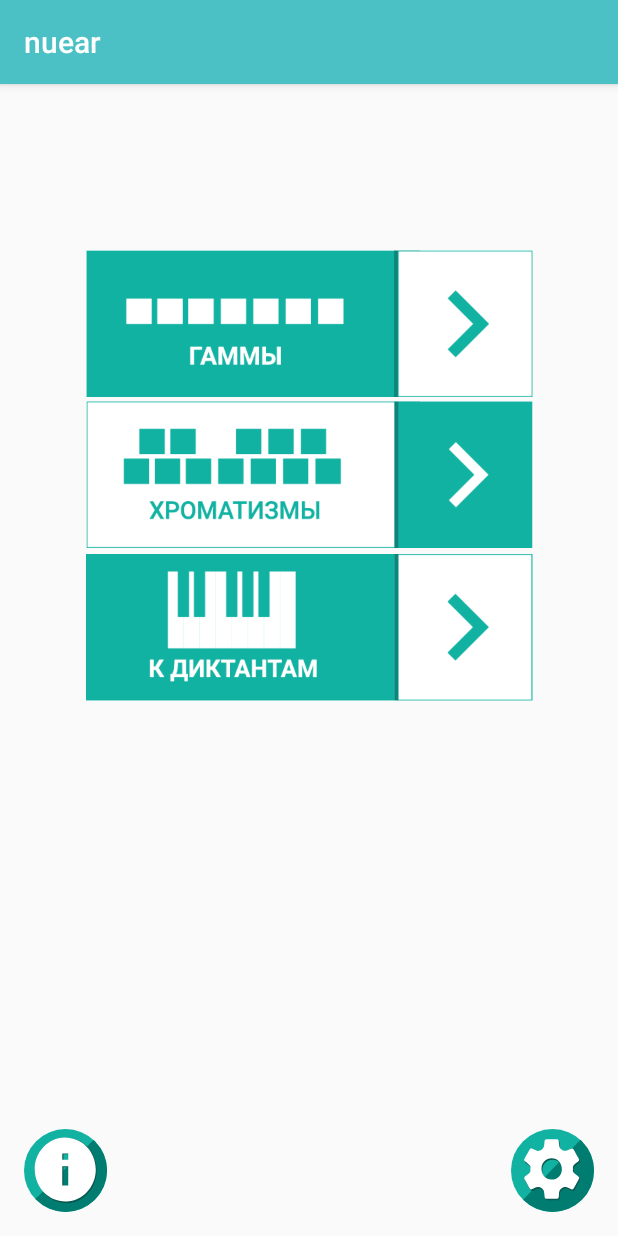
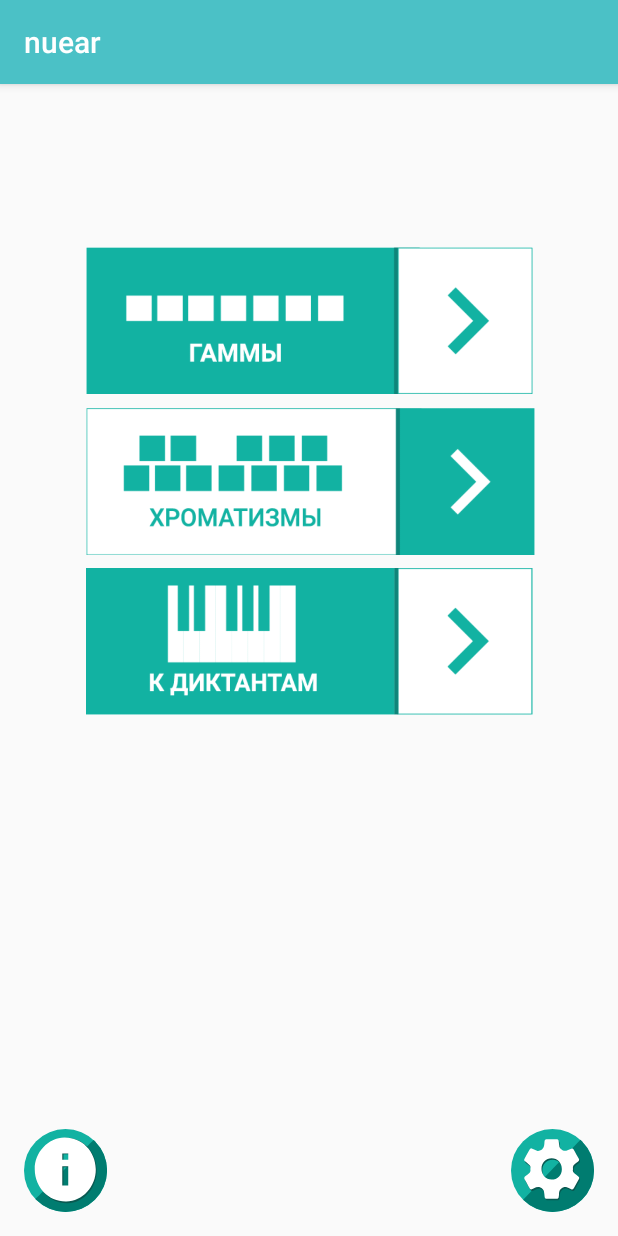
Before and after one commit to coldfeld/nuear, an Android app: the screen it shows after launch (MainActivity), on a phone screen of 412 x 824 dp. Run offline under Robolectric (Android 15) with nearby library versions, the phone set to English and light mode, and no system bars.

Commit message:
main scr buttons

```diff
--- a/app/build.gradle
+++ b/app/build.gradle
@@ -21,7 +21,7 @@ android {
 
 dependencies {
     implementation fileTree(dir: 'libs', include: ['*.jar'])
-    implementation 'com.android.support:appcompat-v7:28.0.0-alpha3'
+    implementation 'com.android.support:appcompat-v7:28.0.0-beta01'
     implementation 'com.android.support.constraint:constraint-layout:1.1.2'
     testImplementation 'junit:junit:4.12'
     androidTestImplementation 'com.android.support.test:runner:1.0.2'
--- a/app/src/main/java/com/kero/nuear/MainActivity.java
+++ b/app/src/main/java/com/kero/nuear/MainActivity.java
@@ -2,12 +2,66 @@ package com.kero.nuear;
 
 import android.support.v7.app.AppCompatActivity;
 import android.os.Bundle;
+import android.view.View;
+import android.widget.Button;
+import android.widget.ImageButton;
+
+import java.util.Set;
 
 public class MainActivity extends AppCompatActivity {
+
+    ImageButton scales_btn, chroms_btn, solfa_btn, setting_btn, info_btn;
 
     @Override
     protected void onCreate(Bundle savedInstanceState) {
         super.onCreate(savedInstanceState);
         setContentView(R.layout.activity_main);
+        //----------------//
+        scales_btn = (ImageButton)findViewById(R.id.scales_button);
+        chroms_btn = (ImageButton)findViewById(R.id.chrom_button);
+        solfa_btn = (ImageButton)findViewById(R.id.solfa_button);
+        setting_btn = (ImageButton)findViewById(R.id.settings_button);
+        info_btn = (ImageButton)findViewById(R.id.info_button);
+        //----------------//
+        View.OnClickListener ScalesBtnOk = new View.OnClickListener() {
+            @Override
+            public void onClick(View v) {
+                // todo
+            }
+        };
+        View.OnClickListener ChromBtnOk = new View.OnClickListener() {
+            @Override
+            public void onClick(View v) {
+                // todo
+
+            }
+        };
+        View.OnClickListener SolfaBtnOk = new View.OnClickListener() {
+            @Override
+            public void onClick(View v) {
+                // todo
+            }
+        };
+        View.OnClickListener SettingBtnOk = new View.OnClickListener() {
+            @Override
+            public void onClick(View v) {
+                // todo
+
+            }
+        };
+        View.OnClickListener InfoBtnOk = new View.OnClickListener() {
+            @Override
+            public void onClick(View v) {
+                //todo
+
+            }
+        };
+
+        //-----------------//
+        scales_btn.setOnClickListener(ScalesBtnOk);
+        chroms_btn.setOnClickListener(ChromBtnOk);
+        solfa_btn.setOnClickListener(SolfaBtnOk);
+        setting_btn.setOnClickListener(SettingBtnOk);
+        info_btn.setOnClickListener(InfoBtnOk);
     }
 }
--- a/app/src/main/res/layout/activity_main.xml
+++ b/app/src/main/res/layout/activity_main.xml
@@ -7,64 +7,71 @@
     tools:context=".MainActivity">
 
     <ImageButton
-        android:id="@+id/imageButton11"
+        android:id="@+id/solfa_button"
         android:layout_width="298dp"
         android:layout_height="98dp"
         android:layout_marginEnd="8dp"
         android:layout_marginStart="8dp"
-        android:layout_marginTop="4dp"
+        android:layout_marginTop="8dp"
         android:background="@android:color/transparent"
+        android:contentDescription="@string/solfa"
         android:scaleType="fitCenter"
         app:layout_constraintEnd_toEndOf="parent"
         app:layout_constraintStart_toStartOf="parent"
-        app:layout_constraintTop_toBottomOf="@+id/imageButton2"
+        app:layout_constraintTop_toBottomOf="@+id/chrom_button"
         app:srcCompat="@drawable/dictdark" />
 
     <ImageButton
-        android:id="@+id/imageButton2"
-        android:layout_width="311dp"
-        android:layout_height="98dp"
+        android:id="@+id/chrom_button"
+        android:layout_width="299dp"
+        android:layout_height="99dp"
         android:layout_marginEnd="8dp"
         android:layout_marginStart="8dp"
+        android:layout_marginTop="8dp"
         android:background="@android:color/transparent"
+        android:contentDescription="@string/chromatism"
         android:scaleType="fitCenter"
         app:layout_constraintEnd_toEndOf="parent"
+        app:layout_constraintHorizontal_bias="0.507"
         app:layout_constraintStart_toStartOf="parent"
-        app:layout_constraintTop_toBottomOf="@+id/imageButton"
+        app:layout_constraintTop_toBottomOf="@+id/scales_button"
         app:srcCompat="@drawable/hrom" />
 
     <ImageButton
-        android:id="@+id/imageButton6"
+        android:id="@+id/settings_button"
         android:layout_width="55dp"
         android:layout_height="55dp"
         android:layout_marginBottom="16dp"
         android:layout_marginEnd="16dp"
         android:background="@android:color/transparent"
+        android:contentDescription="@string/settings_button"
         android:scaleType="fitCenter"
         app:layout_constraintBottom_toBottomOf="parent"
         app:layout_constraintEnd_toEndOf="parent"
         app:srcCompat="@drawable/ic_settings" />
 
     <ImageButton
-        android:id="@+id/imageButton5"
+        android:id="@+id/info_button"
         android:layout_width="55dp"
         android:layout_height="55dp"
         android:layout_marginBottom="16dp"
         android:layout_marginStart="16dp"
         android:background="@android:color/transparent"
+        android:contentDescription="@string/info_button"
         android:scaleType="fitCenter"
         app:layout_constraintBottom_toBottomOf="parent"
         app:layout_constraintStart_toStartOf="parent"
         app:srcCompat="@drawable/ic_info" />
 
     <ImageButton
-        android:id="@+id/imageButton"
+        android:id="@+id/scales_button"
         android:layout_width="298dp"
-        android:layout_height="103dp"
+        android:layout_height="99dp"
         android:layout_marginEnd="8dp"
         android:layout_marginStart="8dp"
         android:layout_marginTop="108dp"
         android:background="@android:color/transparent"
+        android:contentDescription="@string/scales"
         android:scaleType="fitCenter"
         app:layout_constraintEnd_toEndOf="parent"
         app:layout_constraintStart_toStartOf="parent"
--- a/app/src/main/res/values/strings.xml
+++ b/app/src/main/res/values/strings.xml
@@ -1,3 +1,10 @@
 <resources>
     <string name="app_name">nuear</string>
+    <string name="scales">scales</string>
+    <string name="chromatism">chromatism</string>
+    <string name="solfa">solfa</string>
+    <string name="settings_button">settings_button</string>
+    <string name="info_button">info_button</string>
+    <string name="title_activity_info_activity">info_activity</string>
+    <string name="title_activity_settings">settings</string>
 </resources>
```
Also changed, not shown: app/src/main/AndroidManifest.xml (+16 -0 lines), app/src/main/java/com/kero/nuear/info_activity.java (added, +15 -0 lines), app/src/main/java/com/kero/nuear/settings.java (added, +15 -0 lines), app/src/main/res/layout/activity_info.xml (added, +9 -0 lines), app/src/main/res/layout/activity_settings.xml (added, +9 -0 lines).
